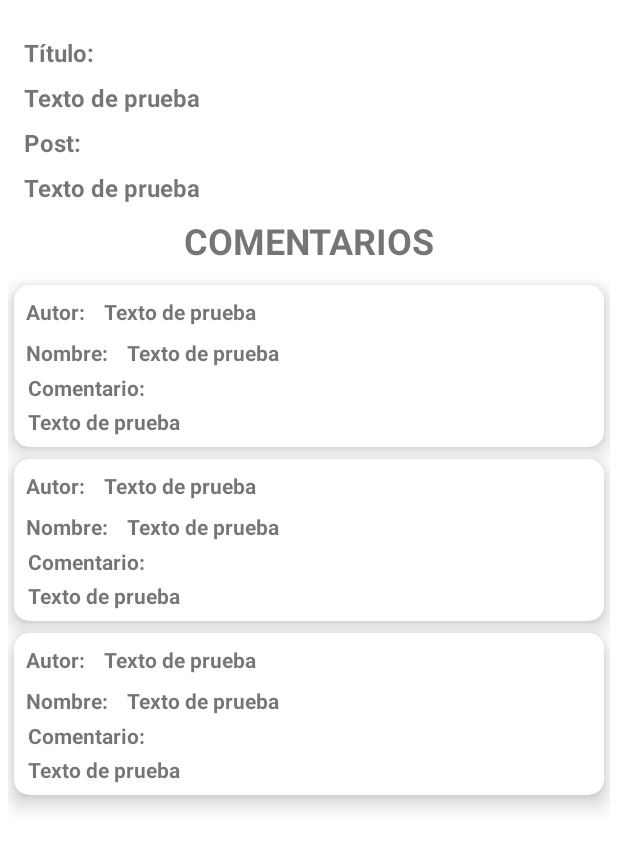
After one commit to Jmarser/App_practicas01, an Android app: the layout activity_post_details.xml on its own in the app's theme, with its tools: preview values and no code run, on a phone screen of 412 x 824 dp. The commit adds this screen. Shown: the top 850 px of the screen. Run offline under Robolectric (Android 15) with nearby library versions, the phone set to English and light mode, and no system bars.

Commit message:
Implements PostDetails
implementación del layout y funcionalidad del PostDetailsActivity

```diff
--- a/app/src/main/java/com/jmarser/app_practicas01/di/appComponent/AppComponent.java
+++ b/app/src/main/java/com/jmarser/app_practicas01/di/appComponent/AppComponent.java
@@ -8,6 +8,7 @@ import com.jmarser.app_practicas01.login.view.LoginActivity;
 import com.jmarser.app_practicas01.login.view.SplashActivity;
 import com.jmarser.app_practicas01.main.MainActivity;
 import com.jmarser.app_practicas01.portadas.view.PortadasFragment;
+import com.jmarser.app_practicas01.usuarios.view.PostDetailsActivity;
 import com.jmarser.app_practicas01.usuarios.view.UsuarioDetailActivity;
 import com.jmarser.app_practicas01.usuarios.view.UsuariosFragment;
 
@@ -32,4 +33,6 @@ public interface AppComponent {
     void inject(PortadasFragment portadasFragment);
 
     void inject(UsuarioDetailActivity usuarioDetailActivity);
+
+    void inject(PostDetailsActivity postDetailsActivity);
 }
--- /dev/null
+++ b/app/src/main/java/com/jmarser/app_practicas01/usuarios/presenter/PostDetailsPresenter.java
@@ -0,0 +1,6 @@
+package com.jmarser.app_practicas01.usuarios.presenter;
+
+public interface PostDetailsPresenter {
+
+    void getCommentsForPostId(int postId);
+}
--- a/app/src/main/java/com/jmarser/app_practicas01/usuarios/view/UsuarioDetailActivity.java
+++ b/app/src/main/java/com/jmarser/app_practicas01/usuarios/view/UsuarioDetailActivity.java
@@ -163,12 +163,12 @@ public class UsuarioDetailActivity extends AppCompatActivity implements UsuarioD
 
     @Override
     public void onItemPostClickListener(Post post) {
-        /*Bundle bundle = new Bundle();
+        Bundle bundle = new Bundle();
         bundle.putParcelable(Constantes.BUNDLE_POST, post);
 
-        Intent intent = new Intent(this, CommentsActivity.class);
+        Intent intent = new Intent(this, PostDetailsActivity.class);
         intent.putExtras(bundle);
-        startActivity(intent);*/
+        startActivity(intent);
     }
 
     @Override
--- /dev/null
+++ b/app/src/main/res/layout/activity_post_details.xml
@@ -0,0 +1,132 @@
+<?xml version="1.0" encoding="utf-8"?>
+<androidx.constraintlayout.widget.ConstraintLayout xmlns:android="http://schemas.android.com/apk/res/android"
+    xmlns:app="http://schemas.android.com/apk/res-auto"
+    xmlns:tools="http://schemas.android.com/tools"
+    android:layout_width="match_parent"
+    android:layout_height="match_parent"
+    tools:context=".usuarios.view.PostDetailsActivity">
+
+    <TextView
+        android:id="@+id/textViewTitulo"
+        android:layout_width="match_parent"
+        android:layout_height="wrap_content"
+        android:layout_marginStart="16dp"
+        android:layout_marginTop="24dp"
+        android:layout_marginEnd="16dp"
+        android:text="Título:"
+        android:textSize="16sp"
+        android:textStyle="bold"
+        app:layout_constraintEnd_toEndOf="parent"
+        app:layout_constraintStart_toStartOf="parent"
+        app:layout_constraintTop_toTopOf="parent" />
+
+    <TextView
+        android:id="@+id/tv_titulo_post"
+        android:layout_width="match_parent"
+        android:layout_height="wrap_content"
+        android:layout_marginStart="16dp"
+        android:layout_marginTop="8dp"
+        android:layout_marginEnd="16dp"
+        android:text="Texto de prueba"
+        android:textSize="16sp"
+        android:textStyle="bold"
+        app:layout_constraintEnd_toEndOf="parent"
+        app:layout_constraintStart_toStartOf="parent"
+        app:layout_constraintTop_toBottomOf="@+id/textViewTitulo"/>
+
+    <TextView
+        android:id="@+id/textViewBody"
+        android:layout_width="match_parent"
+        android:layout_height="wrap_content"
+        android:layout_marginStart="16dp"
+        android:layout_marginTop="8dp"
+        android:layout_marginEnd="16dp"
+        android:text="Post:"
+        android:textSize="16sp"
+        android:textStyle="bold"
+        app:layout_constraintEnd_toEndOf="parent"
+        app:layout_constraintStart_toStartOf="parent"
+        app:layout_constraintTop_toBottomOf="@+id/tv_titulo_post" />
+
+    <TextView
+        android:id="@+id/tv_body_post"
+        android:layout_width="match_parent"
+        android:layout_height="wrap_content"
+        android:layout_marginStart="16dp"
+        android:layout_marginTop="8dp"
+        android:layout_marginEnd="16dp"
+        android:text="Texto de prueba"
+        android:textSize="16sp"
+        android:textStyle="bold"
+        app:layout_constraintEnd_toEndOf="parent"
+        app:layout_constraintStart_toStartOf="parent"
+        app:layout_constraintTop_toBottomOf="@+id/textViewBody"/>
+
+    <TextView
+        android:id="@+id/textViewComment"
+        android:layout_width="match_parent"
+        android:layout_height="wrap_content"
+        android:layout_marginTop="8dp"
+        android:text="COMENTARIOS"
+        android:textSize="24sp"
+        android:textStyle="bold"
+        android:textAlignment="center"
+        app:layout_constraintEnd_toEndOf="parent"
+        app:layout_constraintStart_toStartOf="parent"
+        app:layout_constraintTop_toBottomOf="@+id/tv_body_post"/>
+
+    <androidx.swiperefreshlayout.widget.SwipeRefreshLayout
+        android:id="@+id/srl_comments"
+        android:layout_width="match_parent"
+        android:layout_height="0dp"
+        android:padding="5dp"
+        android:layout_marginTop="4dp"
+        app:layout_constraintBottom_toBottomOf="parent"
+        app:layout_constraintEnd_toEndOf="parent"
+        app:layout_constraintStart_toStartOf="parent"
+        app:layout_constraintTop_toBottomOf="@+id/textViewComment">
+
+        <androidx.recyclerview.widget.RecyclerView
+            android:id="@+id/rv_comments_post"
+            android:layout_width="match_parent"
+            android:layout_height="match_parent"
+            tools:listitem="@layout/row_comment" />
+    </androidx.swiperefreshlayout.widget.SwipeRefreshLayout>
+
+    <ProgressBar
+        android:id="@+id/pb_recyclerComments"
+        android:layout_width="50dp"
+        android:layout_height="50dp"
+        android:visibility="gone"
+        app:layout_constraintTop_toTopOf="@+id/srl_comments"
+        app:layout_constraintBottom_toBottomOf="@+id/srl_comments"
+        app:layout_constraintEnd_toEndOf="@+id/srl_comments"
+        app:layout_constraintStart_toStartOf="@+id/srl_comments"/>
+
+    <TextView
+        android:id="@+id/tv_comments_empty"
+        android:layout_width="match_parent"
+        android:layout_height="wrap_content"
+        android:text="No hay comentarios"
+        android:textStyle="bold"
+        android:textSize="26sp"
+        android:textAlignment="center"
+        android:visibility="gone"
+        app:layout_constraintBottom_toBottomOf="parent"
+        app:layout_constraintEnd_toEndOf="parent"
+        app:layout_constraintStart_toStartOf="parent"
+        app:layout_constraintTop_toBottomOf="@+id/textViewComment"/>
+
+    <include
+        android:id="@+id/layout_error"
+        layout="@layout/error_server_fragment"
+        android:layout_width="0dp"
+        android:layout_height="0dp"
+        android:visibility="gone"
+        app:layout_constraintBottom_toBottomOf="parent"
+        app:layout_constraintEnd_toEndOf="parent"
+        app:layout_constraintStart_toStartOf="parent"
+        app:layout_constraintTop_toTopOf="parent" />
+
+
+</androidx.constraintlayout.widget.ConstraintLayout>
--- /dev/null
+++ b/app/src/main/res/layout/row_comment.xml
@@ -0,0 +1,86 @@
+<?xml version="1.0" encoding="utf-8"?>
+<androidx.cardview.widget.CardView xmlns:android="http://schemas.android.com/apk/res/android"
+    android:layout_width="match_parent"
+    android:layout_height="wrap_content"
+    xmlns:app="http://schemas.android.com/apk/res-auto"
+    android:layout_margin="4dp"
+    app:cardCornerRadius="10dp"
+    android:elevation="8dp"
+    app:cardElevation="8dp">
+
+    <LinearLayout
+        android:layout_width="match_parent"
+        android:layout_height="match_parent"
+        android:orientation="vertical"
+        android:padding="4dp">
+
+        <LinearLayout
+            android:layout_width="match_parent"
+            android:layout_height="match_parent"
+            android:orientation="horizontal"
+            android:padding="4dp">
+
+            <TextView
+                android:layout_width="wrap_content"
+                android:layout_height="wrap_content"
+                android:text="Autor: "
+                android:textSize="14sp"
+                android:textStyle="bold"
+                android:layout_marginEnd="4dp"/>
+
+            <TextView
+                android:id="@+id/tv_email_comment"
+                android:layout_width="wrap_content"
+                android:layout_height="wrap_content"
+                android:text="Texto de prueba"
+                android:textSize="14sp"
+                android:textStyle="bold"
+                android:layout_weight="1"
+                android:layout_marginHorizontal="5dp"/>
+        </LinearLayout>
+
+        <LinearLayout
+            android:layout_width="match_parent"
+            android:layout_height="match_parent"
+            android:orientation="horizontal"
+            android:padding="4dp">
+
+            <TextView
+                android:layout_width="wrap_content"
+                android:layout_height="wrap_content"
+                android:text="Nombre: "
+                android:textSize="14sp"
+                android:textStyle="bold"
+                android:layout_marginEnd="4dp"/>
+
+            <TextView
+                android:id="@+id/tv_name_comment"
+                android:layout_width="wrap_content"
+                android:layout_height="wrap_content"
+                android:text="Texto de prueba"
+                android:textSize="14sp"
+                android:textStyle="bold"
+                android:layout_weight="1"
+                android:layout_marginHorizontal="5dp"/>
+        </LinearLayout>
+
+        <TextView
+            android:layout_width="wrap_content"
+            android:layout_height="wrap_content"
+            android:text="Comentario:"
+            android:textSize="14sp"
+            android:textStyle="bold"
+            android:layout_marginHorizontal="5dp"/>
+        <TextView
+            android:id="@+id/tv_body_comment"
+            android:layout_width="match_parent"
+            android:layout_height="wrap_content"
+            android:text="Texto de prueba"
+            android:textSize="14sp"
+            android:textStyle="bold"
+            android:layout_marginHorizontal="5dp"
+            android:paddingVertical="3dp"/>
+
+    </LinearLayout>
+
+</androidx.cardview.widget.CardView>
```
Also changed, not shown: app/src/main/AndroidManifest.xml (+7 -0 lines), app/src/main/java/com/jmarser/app_practicas01/api/models/Comment.java (added, +106 -0 lines), app/src/main/java/com/jmarser/app_practicas01/api/wsApi/WsApi.java (+3 -8 lines), app/src/main/java/com/jmarser/app_practicas01/di/appModule/AppModule.java (+26 -0 lines), app/src/main/java/com/jmarser/app_practicas01/usuarios/adapters/CommentAdapter.java (added, +58 -0 lines), app/src/main/java/com/jmarser/app_practicas01/usuarios/interactor/UsuariosInteractor.java (+9 -0 lines), app/src/main/java/com/jmarser/app_practicas01/usuarios/interactor/UsuariosInteractorImpl.java (+22 -0 lines), app/src/main/java/com/jmarser/app_practicas01/usuarios/presenter/PostDetailsPresenterImpl.java (added, +51 -0 lines), app/src/main/java/com/jmarser/app_practicas01/usuarios/view/PostDetailsActivity.java (added, +143 -0 lines), app/src/main/java/com/jmarser/app_practicas01/usuarios/view/PostDetailsView.java (added, +10 -0 lines).
